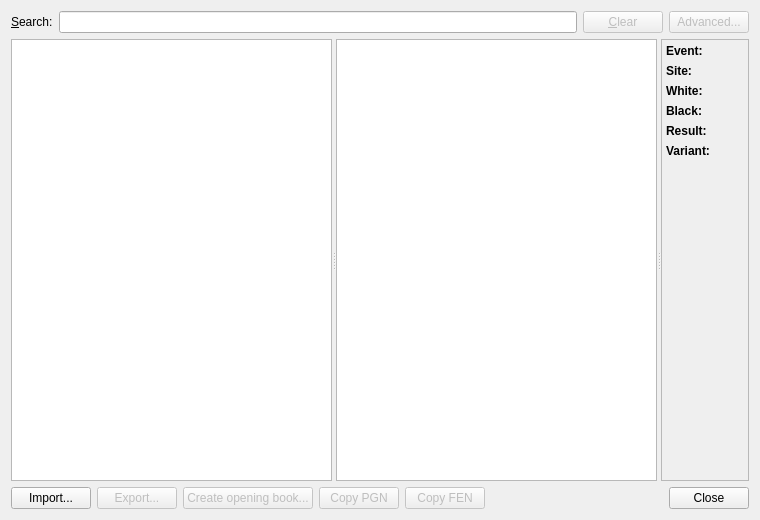
First picture: the form in projects/gui/ui/gamedatabasedlg.ui, repository leedavid/QTggchess, before the edit.
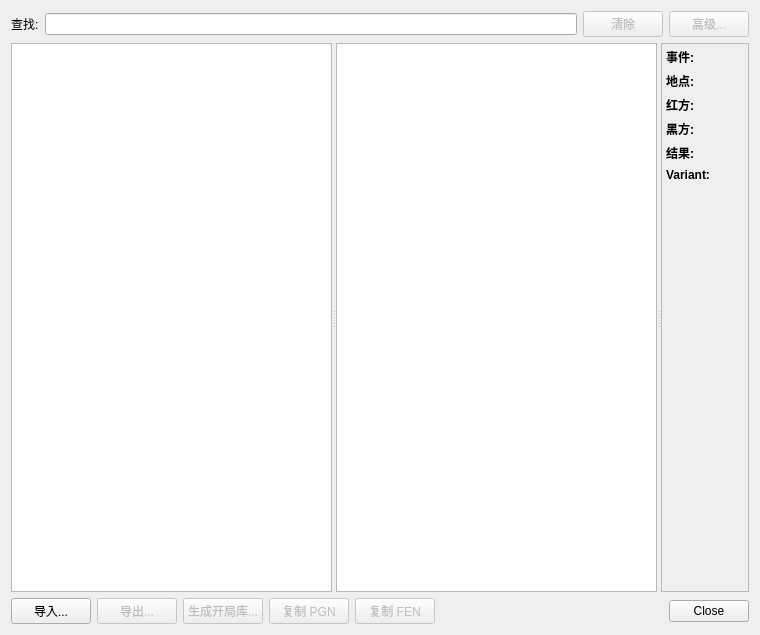
Second picture: the form after the edit.

Diff of the .ui file:
```diff
--- a/projects/gui/ui/gamedatabasedlg.ui
+++ b/projects/gui/ui/gamedatabasedlg.ui
@@ -7,7 +7,7 @@
     <x>0</x>
     <y>0</y>
     <width>760</width>
-    <height>520</height>
+    <height>635</height>
    </rect>
   </property>
   <property name="windowTitle">
@@ -19,7 +19,7 @@
      <item>
       <widget class="QLabel" name="label">
        <property name="text">
-        <string>&amp;Search:</string>
+        <string>查找:</string>
        </property>
        <property name="buddy">
         <cstring>m_searchEdit</cstring>
@@ -35,7 +35,7 @@
         <bool>false</bool>
        </property>
        <property name="text">
-        <string>&amp;Clear</string>
+        <string>清除</string>
        </property>
       </widget>
      </item>
@@ -45,7 +45,7 @@
         <bool>false</bool>
        </property>
        <property name="text">
-        <string>Advanced...</string>
+        <string>高级...</string>
        </property>
       </widget>
      </item>
@@ -56,7 +56,7 @@
      <item>
       <widget class="QPushButton" name="m_importBtn">
        <property name="text">
-        <string>Import...</string>
+        <string>导入...</string>
        </property>
       </widget>
      </item>
@@ -69,7 +69,7 @@
         <string>Export filtered games in PGN format</string>
        </property>
        <property name="text">
-        <string>Export...</string>
+        <string>导出...</string>
        </property>
       </widget>
      </item>
@@ -79,7 +79,7 @@
         <bool>false</bool>
        </property>
        <property name="text">
-        <string>Create opening book...</string>
+        <string>生成开局库...</string>
        </property>
       </widget>
      </item>
@@ -95,7 +95,7 @@
         </sizepolicy>
        </property>
        <property name="text">
-        <string>Copy PGN</string>
+        <string>复制 PGN</string>
        </property>
       </widget>
      </item>
@@ -111,7 +111,7 @@
         </sizepolicy>
        </property>
        <property name="text">
-        <string>Copy FEN</string>
+        <string>复制 FEN</string>
        </property>
       </widget>
      </item>
@@ -191,8 +191,8 @@
            <rect>
             <x>0</x>
             <y>0</y>
-            <width>102</width>
-            <height>428</height>
+            <width>87</width>
+            <height>551</height>
            </rect>
           </property>
           <layout class="QFormLayout" name="formLayout_2">
@@ -211,7 +211,7 @@
               </font>
              </property>
              <property name="text">
-              <string>Event:</string>
+              <string>事件:</string>
              </property>
             </widget>
            </item>
@@ -239,7 +239,7 @@
               </font>
              </property>
              <property name="text">
-              <string>Site:</string>
+              <string>地点:</string>
              </property>
             </widget>
            </item>
@@ -267,7 +267,7 @@
               </font>
              </property>
              <property name="text">
-              <string>White:</string>
+              <string>红方:</string>
              </property>
             </widget>
            </item>
@@ -295,7 +295,7 @@
               </font>
              </property>
              <property name="text">
-              <string>Black:</string>
+              <string>黑方:</string>
              </property>
             </widget>
            </item>
@@ -323,7 +323,7 @@
               </font>
              </property>
              <property name="text">
-              <string>Result:</string>
+              <string>结果:</string>
              </property>
             </widget>
            </item>
```
Left out of the diff: 19 changed lines with no effect on the pictures.
